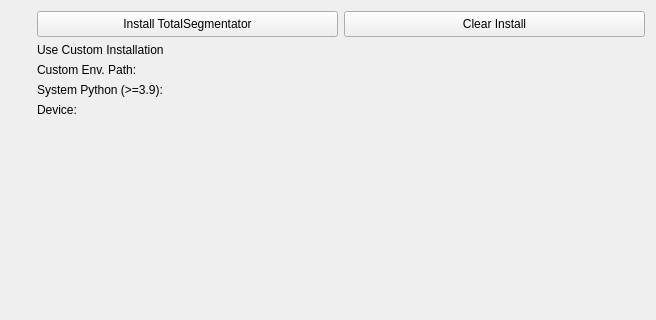
This is Plugins/org.mitk.gui.qt.segmentation/src/QmitkTotalSegmentatorPreferencePage.ui in MITK/MITK as Qt 5 draws it before an edit; both pictures show x 0 to 656 and y 0 to 320 of the 656 by 779 pixel window. The edited form follows.
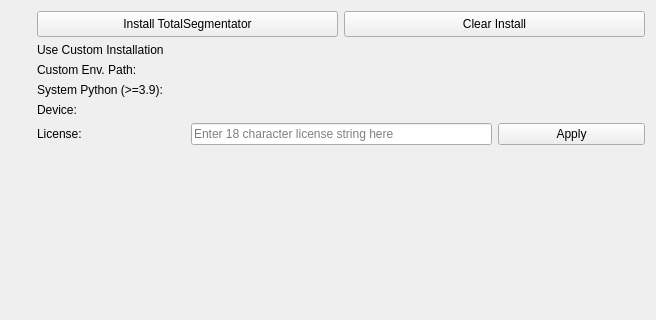
This is the edited form. Custom widgets are drawn as their Qt base class.

The edit to the form file:
```diff
--- a/Plugins/org.mitk.gui.qt.segmentation/src/QmitkTotalSegmentatorPreferencePage.ui
+++ b/Plugins/org.mitk.gui.qt.segmentation/src/QmitkTotalSegmentatorPreferencePage.ui
@@ -23,7 +23,7 @@
    <item row="0" column="0">
     <widget class="QLabel" name="invisibleLabel"/>
    </item>
-   <item row="0" column="1" colspan="2">
+   <item row="0" column="0" colspan="2">
     <layout class="QGridLayout" name="gridLayout">
      <item row="2" column="0">
       <widget class="QLabel" name="customEnvLabel">
@@ -154,7 +154,37 @@
      <item row="2" column="1" colspan="3">
       <widget class="ctkComboBox" name="customEnvComboBox" native="true"/>
      </item>
-     <item row="5" column="0" colspan="4">
+      <item row="5" column="0">
+      <widget class="QLabel" name="licenseLabel">
+       <property name="sizePolicy">
+        <sizepolicy hsizetype="Preferred" vsizetype="Minimum">
+         <horstretch>0</horstretch>
+         <verstretch>0</verstretch>
+        </sizepolicy>
+       </property>
+       <property name="text">
+        <string>License:</string>
+       </property>
+      </widget>
+     </item>
+     <item row="5" column="1" colspan="2">
+      <widget class="QLineEdit" name="licenseBox">
+       <property name="maxLength">
+        <number>18</number>
+       </property>
+       <property name="placeholderText">
+        <string>Enter 18 character license string here</string>
+       </property>
+      </widget>
+     </item>
+     <item row="5" column="3">
+      <widget class="QPushButton" name="applyButton">
+       <property name="text">
+        <string>Apply</string>
+       </property>
+      </widget>
+     </item>
+     <item row="6" column="0" colspan="4">
       <widget class="QLabel" name="statusLabel">
        <property name="sizePolicy">
         <sizepolicy hsizetype="Preferred" vsizetype="Preferred">
```
Lines whose indentation alone changed are shown as unchanged.
